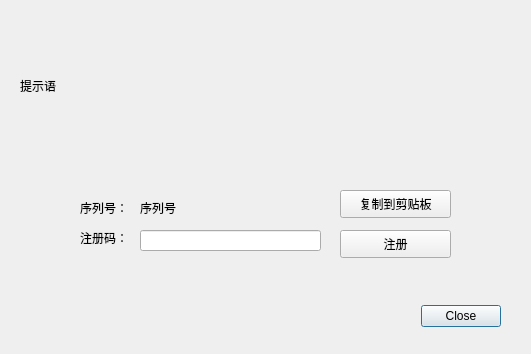
Qt form yys/UI/registerUI.ui (w978211741/yys) before a commit.
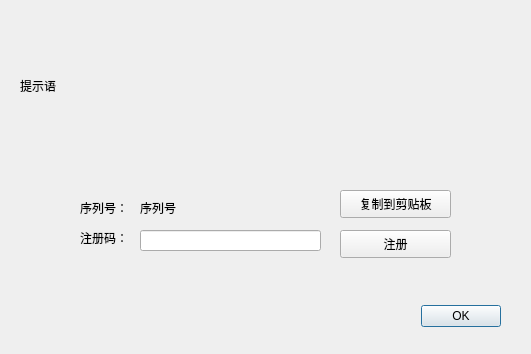
The same form after that commit.

Diff of the .ui file:
```diff
--- a/yys/UI/registerUI.ui
+++ b/yys/UI/registerUI.ui
@@ -26,7 +26,10 @@
     <enum>Qt::Horizontal</enum>
    </property>
    <property name="standardButtons">
-    <set>QDialogButtonBox::Close</set>
+    <set>QDialogButtonBox::Ok</set>
+   </property>
+   <property name="centerButtons">
+    <bool>false</bool>
    </property>
   </widget>
   <widget class="QLineEdit" name="lineEdit_register">
```
Left out of the diff: 16 changed lines with no effect on the pictures.
